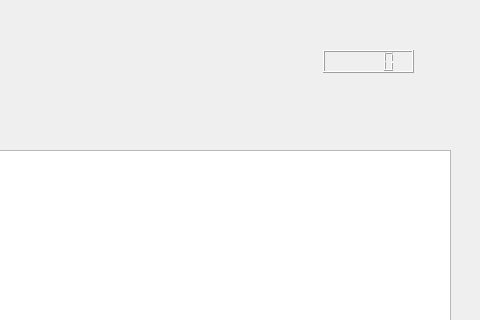
This is PyQt/install/swinstall.ui in RajaSrinivasan/Projects as Qt 5 draws it before an edit; both pictures show x 280 to 760 and y 0 to 320 of the 760 by 517 pixel window. The edited form follows.
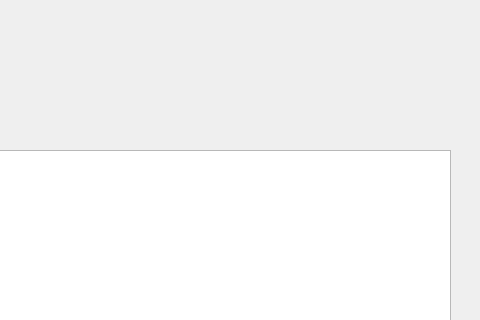
This is the edited form.

What changed in the file:
```diff
--- a/PyQt/install/swinstall.ui
+++ b/PyQt/install/swinstall.ui
@@ -129,16 +129,6 @@
     <bool>true</bool>
    </attribute>
   </widget>
-  <widget class="QLCDNumber" name="lcdNumber">
-   <property name="geometry">
-    <rect>
-     <x>603</x>
-     <y>50</y>
-     <width>91</width>
-     <height>23</height>
-    </rect>
-   </property>
-  </widget>
  </widget>
  <resources/>
  <connections/>
```
